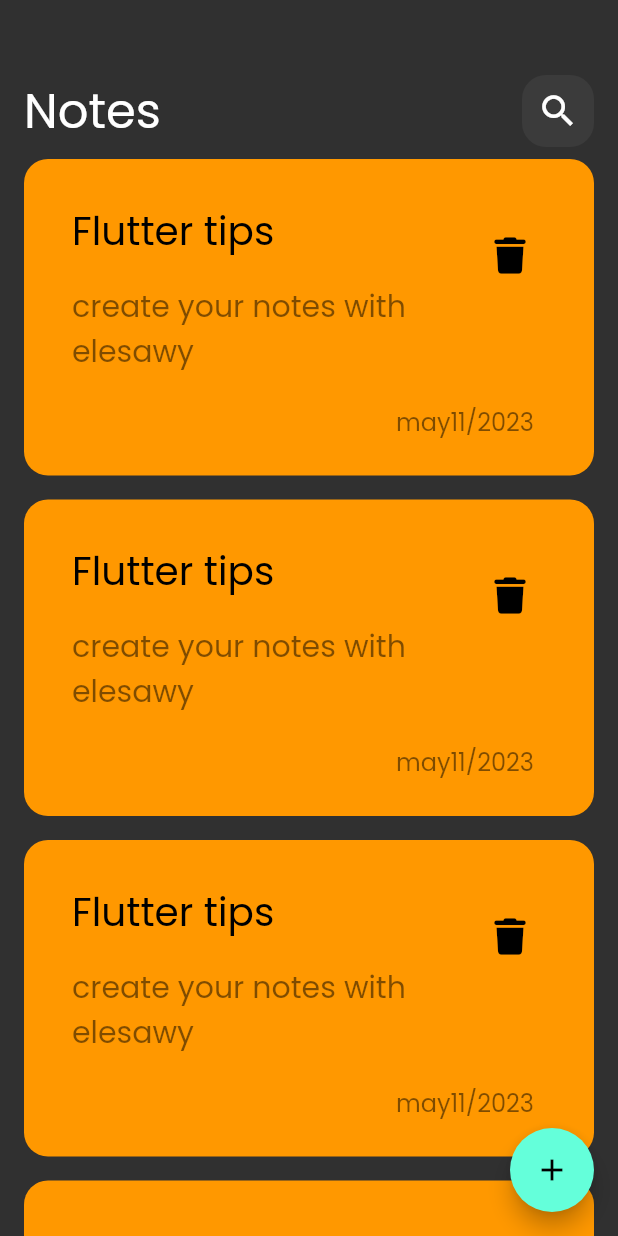
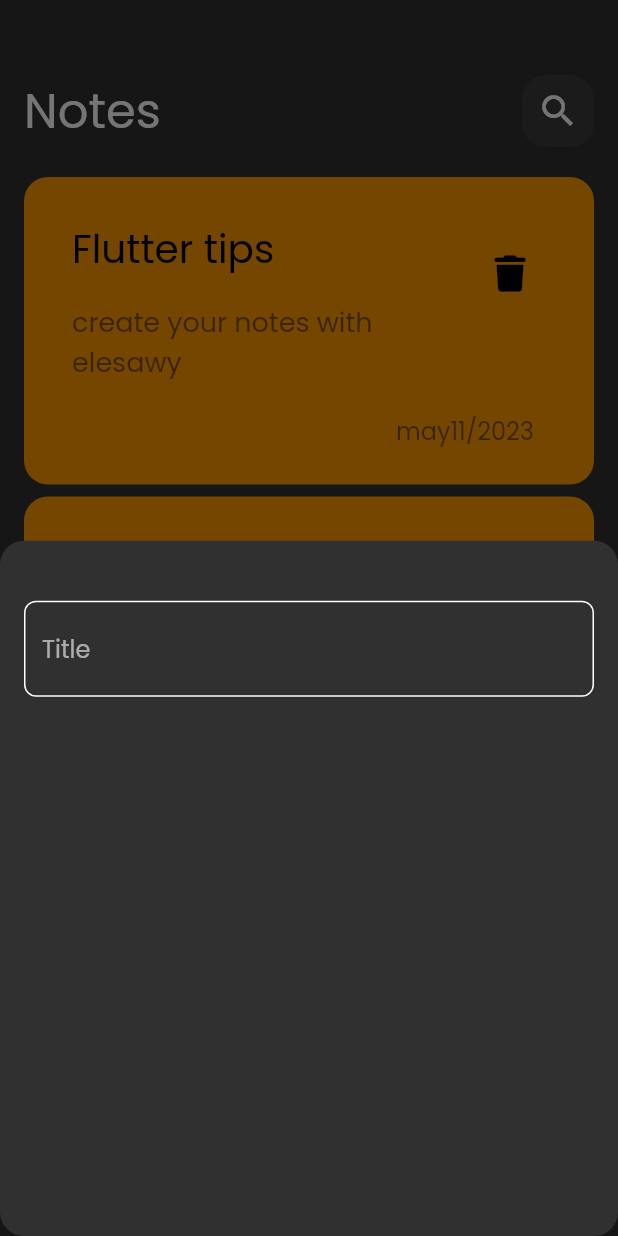
Before and after one commit to Elesawy11/notes_app, a Flutter app: the screen it shows after launch, after a tap on the "add" icon, on a phone screen of 412 x 824 dp. Run offline on Flutter 3.47's test engine with Material 2 defaults, Android fonts, the phone set to English and light mode, and no system bars; our stand-ins replace font_awesome_flutter.

Commit message:
Create Custom Text Field

```diff
--- a/lib/views/notes_view.dart
+++ b/lib/views/notes_view.dart
@@ -3,6 +3,7 @@ import 'package:flutter/src/widgets/framework.dart';
 import 'package:flutter/src/widgets/placeholder.dart';
 
 import 'widgets/note_view_body.dart';
+import 'widgets/show_note_button_shet.dart';
 
 class NotesView extends StatelessWidget {
   const NotesView({super.key});
@@ -11,9 +12,18 @@ class NotesView extends StatelessWidget {
   Widget build(BuildContext context) {
     return Scaffold(
         floatingActionButton: FloatingActionButton(
-          onPressed: () {},
+          onPressed: () {
+            showModalBottomSheet(
+              shape:  RoundedRectangleBorder(
+                borderRadius: BorderRadius.circular(16)
+              ),
+                context: context,
+                builder: (context) {
+                  return const AddNoteButtonSheet();
+                });
+          },
           child: const Icon(Icons.add),
         ),
-        body: NotesViewBody());
+        body: const NotesViewBody());
   }
 }
--- a/lib/views/widgets/custom_note_item.dart
+++ b/lib/views/widgets/custom_note_item.dart
@@ -28,7 +28,7 @@ class NoteItem extends StatelessWidget {
                 'create your notes with elesawy',
                 style: TextStyle(
                   color: Colors.black.withOpacity(0.5),
-                  fontSize: 20,
+                  fontSize: 18,
                 ),
               ),
             ),
--- /dev/null
+++ b/lib/views/widgets/custom_text_field.dart
@@ -0,0 +1,27 @@
+import 'package:flutter/material.dart';
+
+class CustomTextField extends StatelessWidget {
+  const CustomTextField({super.key});
+
+  @override
+  Widget build(BuildContext context) {
+    return const TextField(
+      decoration: InputDecoration(
+        hintText: 'Title',
+        border: OutlineInputBorder(
+          borderSide: BorderSide(color: Colors.white),
+          borderRadius: BorderRadius.all(Radius.circular(8),),
+        ),
+        enabledBorder: OutlineInputBorder(
+          borderSide: BorderSide(color: Colors.white),
+          borderRadius: BorderRadius.all(Radius.circular(8),),
+        ),
+        focusedBorder: OutlineInputBorder(
+
+          borderSide: BorderSide(color: Color(0xff61FCD7)),
+          borderRadius: BorderRadius.all(Radius.circular(8),),
+        ),
+      ),
+    );
+  }
+}
--- a/lib/views/widgets/note_list_view.dart
+++ b/lib/views/widgets/note_list_view.dart
@@ -7,11 +7,15 @@ class NoteListView extends StatelessWidget {
 
   @override
   Widget build(BuildContext context) {
-    return ListView.builder(itemBuilder: (context, index) {
-      return const Padding(
-        padding: EdgeInsets.symmetric(vertical: 8),
-        child: NoteItem(),
-      );
-    });
+    return Padding(
+      padding: const EdgeInsets.symmetric(vertical: 16),
+      child: ListView.builder(padding: EdgeInsets.zero,itemBuilder: (context, index) {
+
+        return const Padding(
+          padding: EdgeInsets.symmetric(vertical: 4),
+          child: NoteItem(),
+        );
+      }),
+    );
   }
 }
--- a/lib/views/widgets/note_view_body.dart
+++ b/lib/views/widgets/note_view_body.dart
@@ -1,9 +1,6 @@
-import 'package:flutter/src/widgets/framework.dart';
-import 'package:flutter/src/widgets/placeholder.dart';
 import 'package:flutter/material.dart';
-import 'package:font_awesome_flutter/font_awesome_flutter.dart';
 import 'custom_app_bar.dart';
-import 'custom_note_item.dart';
+
 import 'note_list_view.dart';
 
 class NotesViewBody extends StatelessWidget {
--- /dev/null
+++ b/lib/views/widgets/show_note_button_shet.dart
@@ -0,0 +1,19 @@
+import 'package:flutter/material.dart';
+import 'package:notes_app/views/widgets/custom_text_field.dart';
+
+class AddNoteButtonSheet extends StatelessWidget {
+  const AddNoteButtonSheet({super.key});
+
+  @override
+  Widget build(BuildContext context) {
+    return Padding(
+      padding: const EdgeInsets.symmetric(horizontal: 16, vertical: 40),
+      child: Column(
+        children: const [
+          Padding(
+              padding: EdgeInsets.only(bottom: 16), child: CustomTextField()),
+        ],
+      ),
+    );
+  }
+}
```
